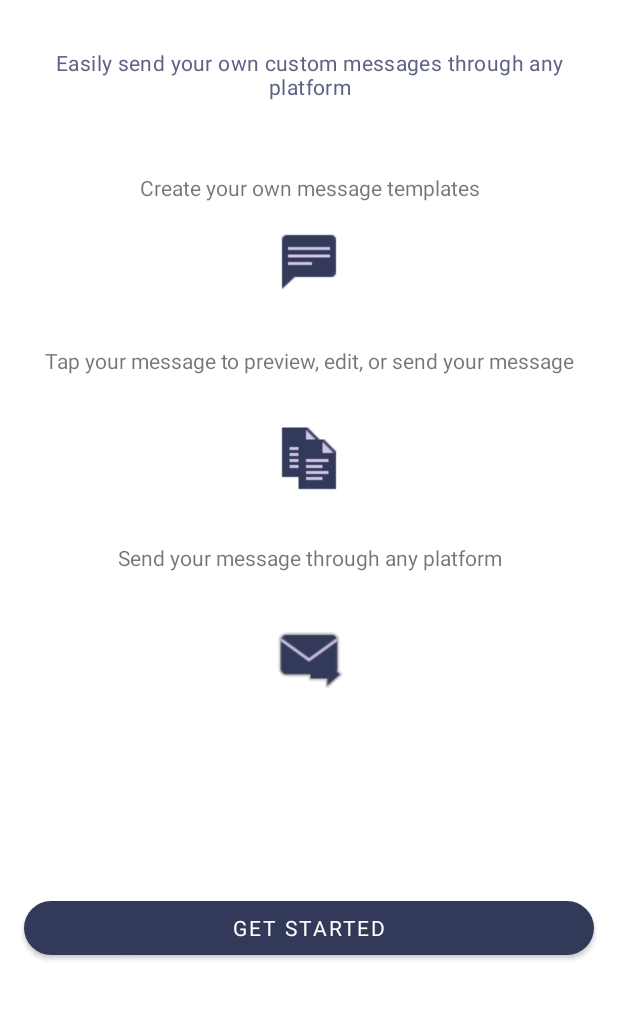
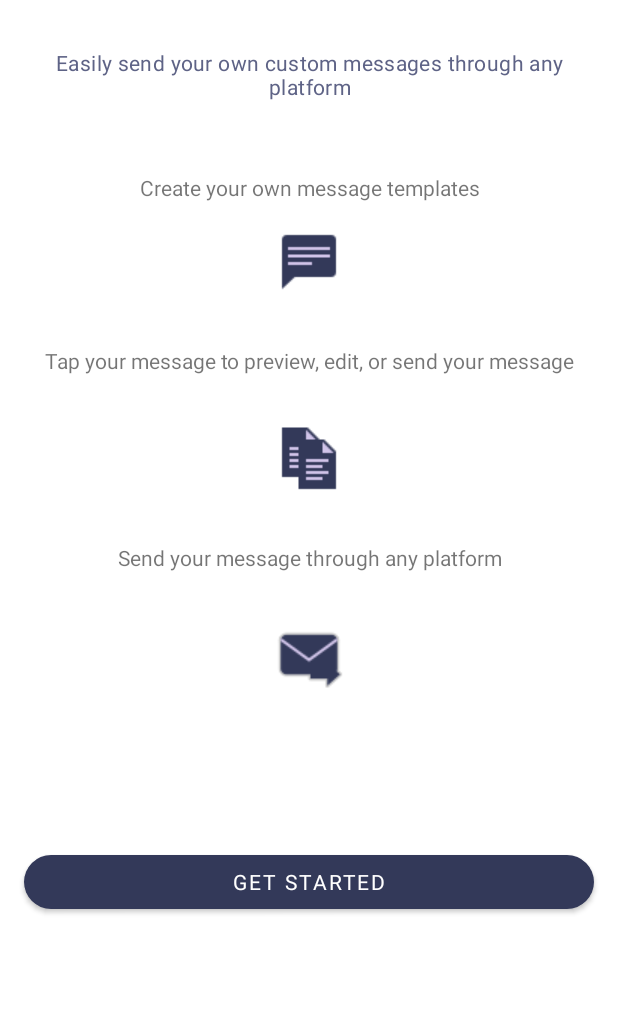
Before and after one commit to ashtonjonesdev/Reply, an Android app: the layout fragment_welcome.xml on its own in the app's theme, with its tools: preview values and no code run, on a phone screen of 412 x 824 dp, the part 164-1184 px from its top. Run offline under Robolectric (Android 15) with nearby library versions, the phone set to English and light mode, and no system bars; Roboto replaces fonts that are not available here.

Commit message:
Fixed FAB button placement issue on Welcome screen

```diff
--- a/app/src/main/res/layout/fragment_welcome.xml
+++ b/app/src/main/res/layout/fragment_welcome.xml
@@ -137,12 +137,12 @@
         android:layout_width="match_parent"
         android:layout_height="wrap_content"
         android:text="Get Started"
+        app:layout_constraintTop_toBottomOf="@id/stepThreeImageView"
         app:layout_constraintBottom_toBottomOf="parent"
         app:layout_constraintEnd_toEndOf="parent"
         app:layout_constraintRight_toRightOf="parent"
         app:layout_constraintStart_toStartOf="parent"
         app:layout_constraintLeft_toLeftOf="parent"
-        android:layout_marginBottom="72dp"
         android:layout_marginEnd="16dp"
         android:layout_marginRight="16dp"
         android:layout_marginLeft="16dp"
```
